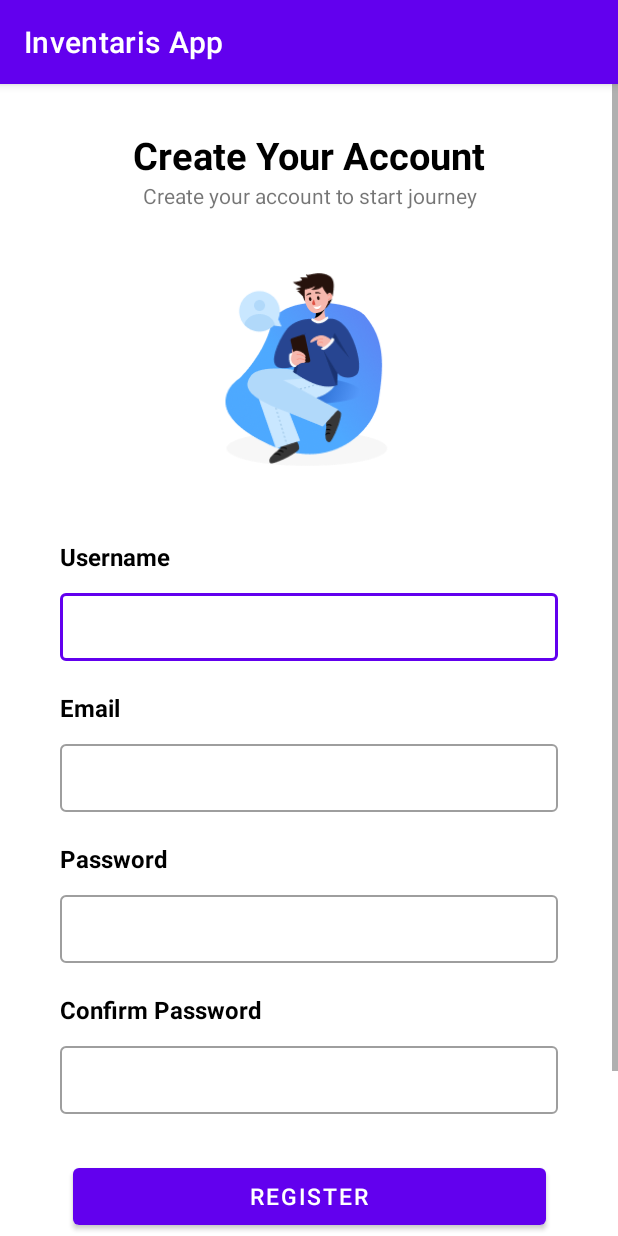
After one commit to xryar/Inventaris-App, an Android app: the RegisterActivity screen opened directly, with no data from a screen before it, on a phone screen of 412 x 824 dp. The commit adds this screen. Run offline under Robolectric (Android 15) with nearby library versions, the phone set to English and light mode, and no system bars.

Commit message:
create login and register

```diff
--- a/app/build.gradle.kts
+++ b/app/build.gradle.kts
@@ -48,6 +48,7 @@ dependencies {
     implementation(libs.androidx.lifecycle.viewmodel.ktx)
     implementation(libs.androidx.navigation.fragment.ktx)
     implementation(libs.androidx.navigation.ui.ktx)
+    implementation(libs.androidx.activity)
     testImplementation(libs.junit)
     androidTestImplementation(libs.androidx.junit)
     androidTestImplementation(libs.androidx.espresso.core)
--- a/app/src/main/AndroidManifest.xml
+++ b/app/src/main/AndroidManifest.xml
@@ -13,6 +13,12 @@
         android:theme="@style/Theme.InventarisApp"
         tools:targetApi="31">
         <activity
+            android:name=".authentication.RegisterActivity"
+            android:exported="false" />
+        <activity
+            android:name=".authentication.LoginActivity"
+            android:exported="false" />
+        <activity
             android:name=".MainActivity"
             android:exported="true"
             android:label="@string/app_name">
--- /dev/null
+++ b/app/src/main/java/com/example/inventarisapp/authentication/RegisterActivity.kt
@@ -0,0 +1,21 @@
+package com.example.inventarisapp.authentication
+
+import android.os.Bundle
+import androidx.activity.enableEdgeToEdge
+import androidx.appcompat.app.AppCompatActivity
+import androidx.core.view.ViewCompat
+import androidx.core.view.WindowInsetsCompat
+import com.example.inventarisapp.R
+import com.example.inventarisapp.databinding.ActivityRegisterBinding
+
+class RegisterActivity : AppCompatActivity() {
+
+    private lateinit var binding: ActivityRegisterBinding
+
+    override fun onCreate(savedInstanceState: Bundle?) {
+        super.onCreate(savedInstanceState)
+        binding = ActivityRegisterBinding.inflate(layoutInflater)
+        setContentView(binding.root)
+
+    }
+}
--- /dev/null
+++ b/app/src/main/res/layout/activity_register.xml
@@ -0,0 +1,217 @@
+<?xml version="1.0" encoding="utf-8"?>
+<ScrollView xmlns:android="http://schemas.android.com/apk/res/android"
+    xmlns:app="http://schemas.android.com/apk/res-auto"
+    xmlns:tools="http://schemas.android.com/tools"
+    android:id="@+id/main"
+    android:layout_width="match_parent"
+    android:layout_height="match_parent"
+    tools:context=".authentication.LoginActivity">
+
+    <androidx.constraintlayout.widget.ConstraintLayout
+        android:layout_width="match_parent"
+        android:layout_height="wrap_content"
+        android:paddingBottom="80dp">
+
+        <TextView
+            android:id="@+id/tv_create_account"
+            android:layout_width="wrap_content"
+            android:layout_height="wrap_content"
+            android:text="@string/create_your_account"
+            android:textSize="25sp"
+            android:textColor="@color/black"
+            android:textStyle="bold"
+            android:layout_marginTop="30dp"
+            app:layout_constraintStart_toStartOf="parent"
+            app:layout_constraintEnd_toEndOf="parent"
+            app:layout_constraintTop_toTopOf="parent" />
+
+        <TextView
+            android:id="@+id/tv_account_info"
+            android:layout_width="wrap_content"
+            android:layout_height="wrap_content"
+            android:text="@string/register_info"
+            app:layout_constraintStart_toStartOf="@id/tv_create_account"
+            app:layout_constraintEnd_toEndOf="@id/tv_create_account"
+            app:layout_constraintTop_toBottomOf="@id/tv_create_account" />
+
+        <ImageView
+            android:id="@+id/img_preview_register"
+            android:layout_width="150dp"
+            android:layout_height="150dp"
+            android:src="@drawable/register_img"
+            android:layout_marginTop="30dp"
+            app:layout_constraintStart_toStartOf="parent"
+            app:layout_constraintEnd_toEndOf="parent"
+            app:layout_constraintTop_toBottomOf="@id/tv_account_info"
+            tools:ignore="ContentDescription" />
+
+        <TextView
+            android:id="@+id/tv_enter_name"
+            android:layout_width="wrap_content"
+            android:layout_height="wrap_content"
+            android:text="@string/username"
+            android:textSize="16sp"
+            android:textColor="@color/black"
+            android:textStyle="bold"
+            android:layout_marginStart="40dp"
+            android:layout_marginTop="40dp"
+            app:layout_constraintStart_toStartOf="parent"
+            app:layout_constraintTop_toBottomOf="@id/img_preview_register"/>
+
+        <com.google.android.material.textfield.TextInputLayout
+            android:id="@+id/ed_name"
+            android:layout_width="0dp"
+            android:layout_height="wrap_content"
+            style="@style/Widget.MaterialComponents.TextInputLayout.OutlinedBox"
+            android:layout_marginTop="8dp"
+            android:layout_marginEnd="40dp"
+            app:layout_constraintStart_toStartOf="@id/tv_enter_name"
+            app:layout_constraintEnd_toEndOf="parent"
+            app:layout_constraintTop_toBottomOf="@id/tv_enter_name">
+
+            <com.google.android.material.textfield.TextInputEditText
+                android:layout_width="match_parent"
+                android:layout_height="45dp"
+                android:ems="10"
+                android:inputType="text"
+                tools:ignore="SpeakableTextPresentCheck"/>
+
+        </com.google.android.material.textfield.TextInputLayout>
+
+        <TextView
+            android:id="@+id/tv_enter_email"
+            android:layout_width="wrap_content"
+            android:layout_height="wrap_content"
+            android:text="@string/email"
+            android:textSize="16sp"
+            android:textColor="@color/black"
+            android:textStyle="bold"
+            android:layout_marginStart="40dp"
+            android:layout_marginTop="20dp"
+            app:layout_constraintStart_toStartOf="parent"
+            app:layout_constraintTop_toBottomOf="@id/ed_name"/>
+
+        <com.google.android.material.textfield.TextInputLayout
+            android:id="@+id/ed_email"
+            android:layout_width="0dp"
+            android:layout_height="wrap_content"
+            style="@style/Widget.MaterialComponents.TextInputLayout.OutlinedBox"
+            android:layout_marginTop="8dp"
+            android:layout_marginEnd="40dp"
+            app:layout_constraintStart_toStartOf="@id/tv_enter_email"
+            app:layout_constraintEnd_toEndOf="parent"
+            app:layout_constraintTop_toBottomOf="@id/tv_enter_email">
+
+            <com.google.android.material.textfield.TextInputEditText
+                android:layout_width="match_parent"
+                android:layout_height="45dp"
+                android:ems="10"
+                android:inputType="textEmailAddress"
+                tools:ignore="SpeakableTextPresentCheck"/>
+
+        </com.google.android.material.textfield.TextInputLayout>
+
+        <TextView
+            android:id="@+id/tv_enter_password"
+            android:layout_width="wrap_content"
+            android:layout_height="wrap_content"
+            android:text="@string/password"
+            android:textSize="16sp"
+            android:textColor="@color/black"
+            android:textStyle="bold"
+            android:layout_marginStart="40dp"
+            android:layout_marginTop="20dp"
+            app:layout_constraintStart_toStartOf="parent"
+            app:layout_constraintTop_toBottomOf="@id/ed_email"/>
+
+        <com.google.android.material.textfield.TextInputLayout
+            android:id="@+id/ed_password"
+            android:layout_width="0dp"
+            android:layout_height="wrap_content"
+            style="@style/Widget.MaterialComponents.TextInputLayout.OutlinedBox"
+            android:layout_marginTop="8dp"
+            android:layout_marginEnd="40dp"
+            app:layout_constraintStart_toStartOf="@id/tv_enter_password"
+            app:layout_constraintEnd_toEndOf="parent"
+            app:layout_constraintTop_toBottomOf="@id/tv_enter_password">
+
+            <com.google.android.material.textfield.TextInputEditText
+                android:layout_width="match_parent"
+                android:layout_height="45dp"
+                android:ems="10"
+                android:inputType="textPassword"
+                tools:ignore="SpeakableTextPresentCheck"/>
+
+        </com.google.android.material.textfield.TextInputLayout>
+
+        <TextView
+            android:id="@+id/tv_confirmation_password"
+            android:layout_width="wrap_content"
+            android:layout_height="wrap_content"
+            android:text="@string/confirm_password"
+            android:textSize="16sp"
+            android:textColor="@color/black"
+            android:textStyle="bold"
+            android:layout_marginStart="40dp"
+            android:layout_marginTop="20dp"
+            app:layout_constraintStart_toStartOf="parent"
+            app:layout_constraintTop_toBottomOf="@id/ed_password"/>
+
+        <com.google.android.material.textfield.TextInputLayout
+            android:id="@+id/ed_confirmation_password"
+            android:layout_width="0dp"
+            android:layout_height="wrap_content"
+            style="@style/Widget.MaterialComponents.TextInputLayout.OutlinedBox"
+            android:layout_marginTop="8dp"
+            android:layout_marginEnd="40dp"
+            app:layout_constraintStart_toStartOf="@id/tv_confirmation_password"
+            app:layout_constraintEnd_toEndOf="parent"
+            app:layout_constraintTop_toBottomOf="@id/tv_confirmation_password">
+
+            <com.google.android.material.textfield.TextInputEditText
+                android:layout_width="match_parent"
+                android:layout_height="45dp"
+                android:ems="10"
+                android:inputType="textPassword"
+                tools:ignore="SpeakableTextPresentCheck"/>
+
+        </com.google.android.material.textfield.TextInputLayout>
+
+        <Button
+            android:id="@+id/btn_register"
+            android:layout_width="315dp"
+            android:layout_height="50dp"
+            android:text="@string/register"
+            android:textSize="15sp"
+            android:textColor="@color/white"
+            android:layout_marginTop="30dp"
+            app:layout_constraintStart_toStartOf="parent"
+            app:layout_constraintEnd_toEndOf="parent"
+            app:layout_constraintTop_toBottomOf="@+id/ed_confirmation_password" />
+
+        <TextView
+            android:id="@+id/tv_have_account"
+            android:layout_width="wrap_content"
+            android:layout_height="wrap_content"
+            android:text="@string/alredy_have_account"
+            android:textSize="14sp"
+            android:layout_marginTop="30dp"
+            app:layout_constraintStart_toStartOf="parent"
+            app:layout_constraintEnd_toEndOf="parent"
+            app:layout_constraintTop_toBottomOf="@id/btn_register"/>
+
+        <TextView
+            android:id="@+id/tv_move_to_login"
+            android:layout_width="wrap_content"
+            android:layout_height="wrap_content"
+            android:text="@string/sign_in"
+            android:textSize="14sp"
+            android:textColor="@color/black"
+            android:layout_marginStart="4dp"
+            app:layout_constraintStart_toEndOf="@id/tv_have_account"
+            app:layout_constraintTop_toTopOf="@id/tv_have_account"/>
+
+    </androidx.constraintlayout.widget.ConstraintLayout>
+
+
+</ScrollView>
--- a/app/src/main/res/values/strings.xml
+++ b/app/src/main/res/values/strings.xml
@@ -3,4 +3,18 @@
     <string name="title_home">Home</string>
     <string name="title_dashboard">Dashboard</string>
     <string name="title_notifications">Notifications</string>
+    <string name="create_your_account">Create Your Account</string>
+    <string name="register_info">Create your account to start journey</string>
+    <string name="username">Username</string>
+    <string name="email">Email</string>
+    <string name="password">Password</string>
+    <string name="confirm_password">Confirm Password</string>
+    <string name="already_have_account">Alredy Have Account?</string>
+    <string name="sign_in">Sign In</string>
+    <string name="register">Register</string>
+    <string name="sign_up">Sign Up</string>
+    <string name="don_t_have_account">Don\'t Have Account?</string>
+    <string name="forgot_your_password">Forgot your Password?</string>
+    <string name="login_info">Login to continue your journey</string>
+    <string name="welcome_back">Welcome Back,</string>
 </resources>
--- a/gradle/libs.versions.toml
+++ b/gradle/libs.versions.toml
@@ -12,6 +12,7 @@ lifecycleLivedataKtx = "2.8.6"
 lifecycleViewmodelKtx = "2.8.6"
 navigationFragmentKtx = "2.8.1"
 navigationUiKtx = "2.8.1"
+activity = "1.9.2"
 
 [libraries]
 androidx-core-ktx = { group = "androidx.core", name = "core-ktx", version.ref = "coreKtx" }
@@ -25,6 +26,7 @@ androidx-lifecycle-livedata-ktx = { group = "androidx.lifecycle", name = "lifecy
 androidx-lifecycle-viewmodel-ktx = { group = "androidx.lifecycle", name = "lifecycle-viewmodel-ktx", version.ref = "lifecycleViewmodelKtx" }
 androidx-navigation-fragment-ktx = { group = "androidx.navigation", name = "navigation-fragment-ktx", version.ref = "navigationFragmentKtx" }
 androidx-navigation-ui-ktx = { group = "androidx.navigation", name = "navigation-ui-ktx", version.ref = "navigationUiKtx" }
+androidx-activity = { group = "androidx.activity", name = "activity", version.ref = "activity" }
 
 [plugins]
 android-application = { id = "com.android.application", version.ref = "agp" }
```
Also changed, not shown: app/src/main/java/com/example/inventarisapp/authentication/LoginActivity.kt (added, +21 -0 lines), app/src/main/res/layout/activity_login.xml (added, +149 -0 lines), app/src/main/res/drawable/login_img.png (added), app/src/main/res/drawable/register_img.png (added).
